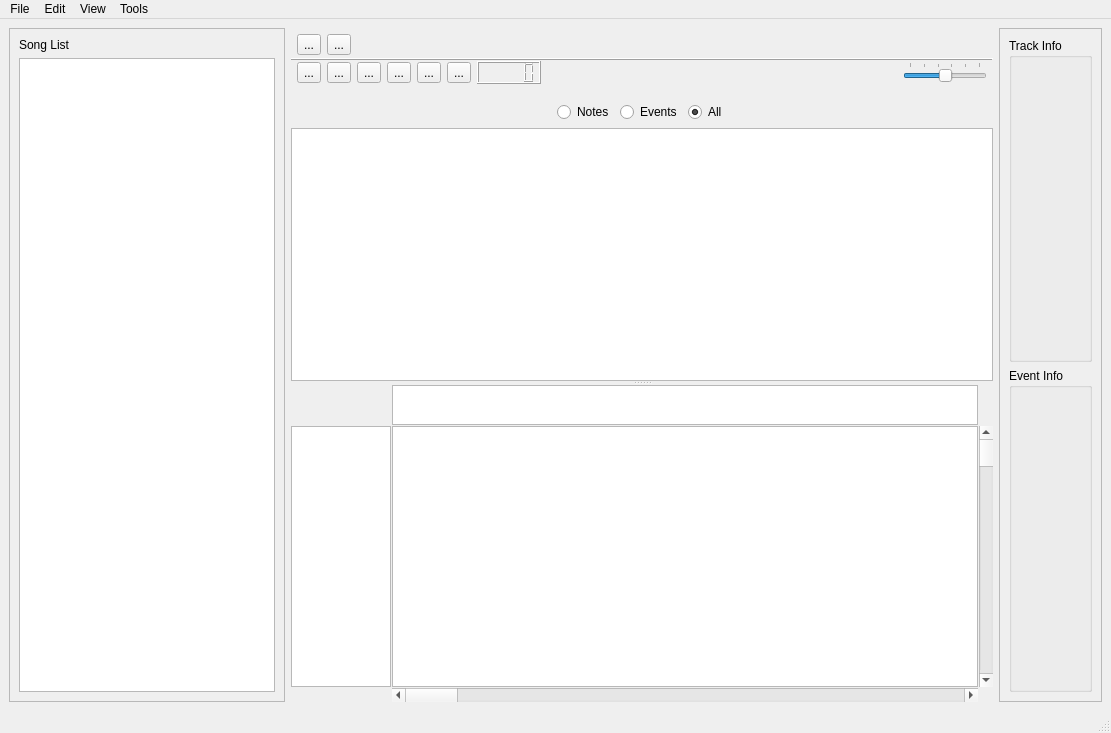
Old version of the form src/ui/mainwindow.ui in the repository garakmon/gtm.
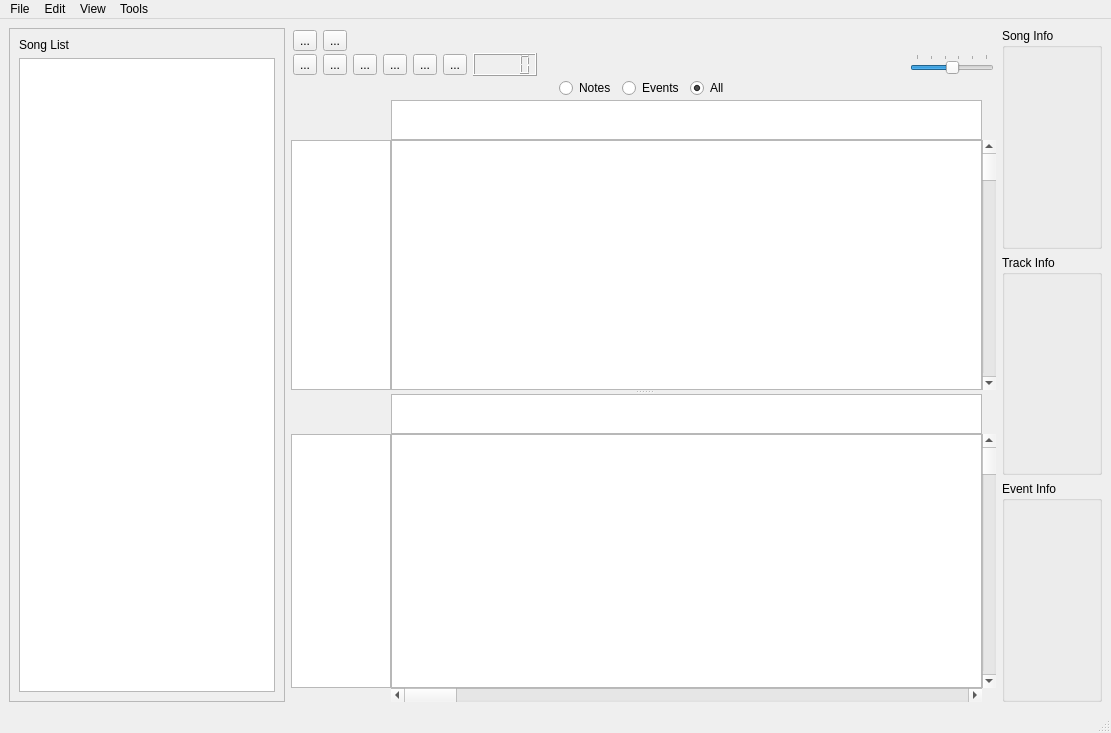
New version of the form. Icons and pictures are not drawn.

Commit message: prepare to draw measures, add ticks

What changed in the file:
```diff
--- a/src/ui/mainwindow.ui
+++ b/src/ui/mainwindow.ui
@@ -15,105 +15,35 @@
   </property>
   <widget class="QWidget" name="centralwidget">
    <layout class="QGridLayout" name="gridLayout">
-    <item row="0" column="2" rowspan="3">
-     <widget class="QFrame" name="frame_2">
-      <property name="sizePolicy">
-       <sizepolicy hsizetype="Minimum" vsizetype="Preferred">
-        <horstretch>0</horstretch>
-        <verstretch>0</verstretch>
-       </sizepolicy>
-      </property>
-      <property name="frameShape">
-       <enum>QFrame::StyledPanel</enum>
-      </property>
-      <property name="frameShadow">
-       <enum>QFrame::Raised</enum>
-      </property>
-      <layout class="QVBoxLayout" name="verticalLayout_3">
-       <item>
-        <widget class="QGroupBox" name="groupBox_2">
-         <property name="sizePolicy">
-          <sizepolicy hsizetype="Minimum" vsizetype="Preferred">
-           <horstretch>0</horstretch>
-           <verstretch>0</verstretch>
-          </sizepolicy>
-         </property>
-         <property name="title">
-          <string>Track Info</string>
-         </property>
-        </widget>
-       </item>
-       <item>
-        <widget class="QGroupBox" name="groupBox">
-         <property name="sizePolicy">
-          <sizepolicy hsizetype="Minimum" vsizetype="Preferred">
-           <horstretch>0</horstretch>
-           <verstretch>0</verstretch>
-          </sizepolicy>
-         </property>
-         <property name="title">
-          <string>Event Info</string>
-         </property>
-        </widget>
-       </item>
-      </layout>
-     </widget>
-    </item>
-    <item row="0" column="0" rowspan="3">
-     <widget class="QFrame" name="Frame_LHS">
-      <property name="sizePolicy">
-       <sizepolicy hsizetype="Minimum" vsizetype="Preferred">
-        <horstretch>0</horstretch>
-        <verstretch>0</verstretch>
-       </sizepolicy>
-      </property>
-      <property name="frameShape">
-       <enum>QFrame::StyledPanel</enum>
-      </property>
-      <property name="frameShadow">
-       <enum>QFrame::Raised</enum>
-      </property>
-      <layout class="QVBoxLayout" name="verticalLayout">
-       <item>
-        <widget class="QLabel" name="label">
-         <property name="text">
-          <string>Song List</string>
-         </property>
-        </widget>
-       </item>
-       <item>
-        <widget class="QListView" name="listView_songTable">
-         <property name="sizePolicy">
-          <sizepolicy hsizetype="Minimum" vsizetype="Expanding">
-           <horstretch>0</horstretch>
-           <verstretch>0</verstretch>
-          </sizepolicy>
-         </property>
-        </widget>
-       </item>
-      </layout>
-     </widget>
-    </item>
+    <property name="horizontalSpacing">
+     <number>-1</number>
+    </property>
+    <property name="verticalSpacing">
+     <number>0</number>
+    </property>
     <item row="0" column="1">
      <widget class="QFrame" name="frame">
       <property name="frameShape">
-       <enum>QFrame::HLine</enum>
+       <enum>QFrame::NoFrame</enum>
       </property>
       <property name="frameShadow">
        <enum>QFrame::Raised</enum>
       </property>
       <layout class="QVBoxLayout" name="verticalLayout_2">
+       <property name="spacing">
+        <number>2</number>
+       </property>
        <property name="leftMargin">
-        <number>4</number>
+        <number>2</number>
        </property>
        <property name="topMargin">
-        <number>4</number>
+        <number>2</number>
        </property>
        <property name="rightMargin">
-        <number>4</number>
+        <number>2</number>
        </property>
        <property name="bottomMargin">
-        <number>4</number>
+        <number>2</number>
        </property>
        <item>
         <widget class="QFrame" name="ButtonBox_Tools">
@@ -318,6 +248,152 @@
          </layout>
         </widget>
        </item>
+       <item>
+        <widget class="QFrame" name="frame_3">
+         <property name="frameShape">
+          <enum>QFrame::NoFrame</enum>
+         </property>
+         <property name="frameShadow">
+          <enum>QFrame::Raised</enum>
+         </property>
+         <layout class="QHBoxLayout" name="horizontalLayout_3">
+          <property name="leftMargin">
+           <number>0</number>
+          </property>
+          <property name="topMargin">
+           <number>0</number>
+          </property>
+          <property name="rightMargin">
+           <number>0</number>
+          </property>
+          <property name="bottomMargin">
+           <number>0</number>
+          </property>
+          <item>
+           <spacer name="horizontalSpacer_3">
+            <property name="orientation">
+             <enum>Qt::Horizontal</enum>
+            </property>
+            <property name="sizeHint" stdset="0">
+             <size>
+              <width>40</width>
+              <height>20</height>
+             </size>
+            </property>
+           </spacer>
+          </item>
+          <item>
+           <widget class="QRadioButton" name="radioButton_pianoNotes">
+            <property name="text">
+             <string>Notes</string>
+            </property>
+           </widget>
+          </item>
+          <item>
+           <widget class="QRadioButton" name="radioButton_pianoEvents">
+            <property name="text">
+             <string>Events</string>
+            </property>
+           </widget>
+          </item>
+          <item>
+           <widget class="QRadioButton" name="radioButton_pianoAll">
+            <property name="text">
+             <string>All</string>
+            </property>
+            <property name="checked">
+             <bool>true</bool>
+            </property>
+           </widget>
+          </item>
+          <item>
+           <spacer name="horizontalSpacer_4">
+            <property name="orientation">
+             <enum>Qt::Horizontal</enum>
+            </property>
+            <property name="sizeHint" stdset="0">
+             <size>
+              <width>40</width>
+              <height>20</height>
+             </size>
+            </property>
+           </spacer>
+          </item>
+         </layout>
+        </widget>
+       </item>
+      </layout>
+     </widget>
+    </item>
+    <item row="0" column="2" rowspan="3">
+     <widget class="QFrame" name="frame_2">
+      <property name="sizePolicy">
+       <sizepolicy hsizetype="Minimum" vsizetype="Preferred">
+        <horstretch>0</horstretch>
+        <verstretch>0</verstretch>
+       </sizepolicy>
+      </property>
+      <property name="minimumSize">
+       <size>
+        <width>100</width>
+        <height>0</height>
+       </size>
+      </property>
+      <property name="frameShape">
+       <enum>QFrame::NoFrame</enum>
+      </property>
+      <property name="frameShadow">
+       <enum>QFrame::Raised</enum>
+      </property>
+      <layout class="QVBoxLayout" name="verticalLayout_3">
+       <property name="spacing">
+        <number>-1</number>
+       </property>
+       <property name="leftMargin">
+        <number>0</number>
+       </property>
+       <property name="topMargin">
+        <number>0</number>
+       </property>
+       <property name="rightMargin">
+        <number>0</number>
+       </property>
+       <property name="bottomMargin">
+        <number>0</number>
+       </property>
+       <item>
+        <widget class="QGroupBox" name="groupBox_3">
+         <property name="title">
+          <string>Song Info</string>
+         </property>
+        </widget>
+       </item>
+       <item>
+        <widget class="QGroupBox" name="groupBox_2">
+         <property name="sizePolicy">
+          <sizepolicy hsizetype="Minimum" vsizetype="Preferred">
+           <horstretch>0</horstretch>
+           <verstretch>0</verstretch>
+          </sizepolicy>
+         </property>
+         <property name="title">
+          <string>Track Info</string>
+         </property>
+        </widget>
+       </item>
+       <item>
+        <widget class="QGroupBox" name="groupBox">
+         <property name="sizePolicy">
+          <sizepolicy hsizetype="Minimum" vsizetype="Preferred">
+           <horstretch>0</horstretch>
+           <verstretch>0</verstretch>
+          </sizepolicy>
+         </property>
+         <property name="title">
+          <string>Event Info</string>
+         </property>
+        </widget>
+       </item>
       </layout>
      </widget>
     </item>
@@ -341,8 +417,8 @@
          <rect>
           <x>0</x>
           <y>0</y>
-          <width>676</width>
-          <height>243</height>
+          <width>673</width>
+          <height>275</height>
          </rect>
         </property>
         <layout class="QGridLayout" name="gridLayout_2">
@@ -358,81 +434,49 @@
          <property name="bottomMargin">
           <number>0</number>
          </property>
+         <property name="spacing">
+          <number>0</number>
+         </property>
+         <item row="1" column="2">
+          <widget class="QScrollBar" name="verticalScrollBar">
+           <property name="orientation">
+            <enum>Qt::Vertical</enum>
+           </property>
+          </widget>
+         </item>
+         <item row="1" column="1">
+          <widget class="QGraphicsView" name="view_trackRoll"/>
+         </item>
+         <item row="0" column="1">
+          <widget class="QGraphicsView" name="view_measures_tracks">
+           <property name="maximumSize">
+            <size>
+             <width>16777215</width>
+             <height>40</height>
+            </size>
+           </property>
+          </widget>
+         </item>
          <item row="1" column="0">
-          <widget class="QGraphicsView" name="view_tracklist"/>
-         </item>
-         <item row="0" column="0">
-          <widget class="QFrame" name="frame_3">
-           <property name="frameShape">
-            <enum>QFrame::NoFrame</enum>
+          <widget class="QGraphicsView" name="view_trackList">
+           <property name="sizePolicy">
+            <sizepolicy hsizetype="Maximum" vsizetype="Expanding">
+             <horstretch>0</horstretch>
+             <verstretch>0</verstretch>
+            </sizepolicy>
            </property>
-           <property name="frameShadow">
-            <enum>QFrame::Raised</enum>
+           <property name="minimumSize">
+            <size>
+             <width>0</width>
+             <height>0</height>
+            </size>
            </property>
-           <layout class="QHBoxLayout" name="horizontalLayout_3">
-            <property name="leftMargin">
-             <number>0</number>
-            </property>
-            <property name="topMargin">
-             <number>0</number>
-            </property>
-            <property name="rightMargin">
-             <number>0</number>
-            </property>
-            <property name="bottomMargin">
-             <number>0</number>
-            </property>
-            <item>
-             <spacer name="horizontalSpacer_3">
-              <property name="orientation">
-               <enum>Qt::Horizontal</enum>
-              </property>
-              <property name="sizeHint" stdset="0">
-               <size>
-                <width>40</width>
-                <height>20</height>
-               </size>
-              </property>
-             </spacer>
-            </item>
-            <item>
-             <widget class="QRadioButton" name="radioButton_pianoNotes">
-              <property name="text">
-               <string>Notes</string>
-              </property>
-             </widget>
-            </item>
-            <item>
-             <widget class="QRadioButton" name="radioButton_pianoEvents">
-              <property name="text">
-               <string>Events</string>
-              </property>
-             </widget>
-            </item>
-            <item>
-             <widget class="QRadioButton" name="radioButton_pianoAll">
-              <property name="text">
-               <string>All</string>
-              </property>
-              <property name="checked">
-               <bool>true</bool>
-              </property>
-             </widget>
-            </item>
-            <item>
-             <spacer name="horizontalSpacer_4">
-              <property name="orientation">
-               <enum>Qt::Horizontal</enum>
-              </property>
-              <property name="sizeHint" stdset="0">
-               <size>
-                <width>40</width>
-                <height>20</height>
-               </size>
-              </property>
-             </spacer>
-            </item>
-           </layout>
+           <property name="maximumSize">
+            <size>
+             <width>100</width>
+             <height>16777215</height>
+            </size>
+           </property>
           </widget>
          </item>
         </layout>
@@ -450,8 +494,8 @@
          <rect>
           <x>0</x>
           <y>0</y>
-          <width>676</width>
-          <height>311</height>
+          <width>673</width>
+          <height>293</height>
          </rect>
         </property>
         <layout class="QGridLayout" name="gridLayout_3">
@@ -468,7 +512,7 @@
           <number>0</number>
          </property>
          <property name="spacing">
-          <number>1</number>
+          <number>0</number>
          </property>
          <item row="2" column="1">
           <widget class="QGraphicsView" name="view_piano">
@@ -486,23 +530,6 @@
            </property>
           </widget>
          </item>
-         <item row="2" column="3">
-          <widget class="QScrollBar" name="vscroll_pianoRoll">
-           <property name="orientation">
-            <enum>Qt::Vertical</enum>
-           </property>
-          </widget>
-         </item>
-         <item row="1" column="2">
-          <widget class="QGraphicsView" name="view_measures">
-           <property name="maximumSize">
-            <size>
-             <width>16777215</width>
-             <height>40</height>
-            </size>
-           </property>
-          </widget>
-         </item>
          <item row="2" column="2">
           <widget class="QGraphicsView" name="view_pianoRoll"/>
          </item>
@@ -513,11 +540,63 @@
            </property>
           </widget>
          </item>
+         <item row="2" column="3">
+          <widget class="QScrollBar" name="vscroll_pianoRoll">
+           <property name="orientation">
+            <enum>Qt::Vertical</enum>
+           </property>
+          </widget>
+         </item>
+         <item row="1" column="2">
+          <widget class="QGraphicsView" name="view_measures">
+           <property name="maximumSize">
+            <size>
+             <width>16777215</width>
+             <height>40</height>
+            </size>
+           </property>
+          </widget>
+         </item>
         </layout>
        </widget>
       </widget>
      </widget>
     </item>
+    <item row="0" column="0" rowspan="3">
+     <widget class="QFrame" name="Frame_LHS">
+      <property name="sizePolicy">
+       <sizepolicy hsizetype="Minimum" vsizetype="Preferred">
+        <horstretch>0</horstretch>
+        <verstretch>0</verstretch>
+       </sizepolicy>
+      </property>
+      <property name="frameShape">
+       <enum>QFrame::StyledPanel</enum>
+      </property>
+      <property name="frameShadow">
+       <enum>QFrame::Raised</enum>
+      </property>
+      <layout class="QVBoxLayout" name="verticalLayout">
+       <item>
+        <widget class="QLabel" name="label">
+         <property name="text">
+          <string>Song List</string>
+         </property>
+        </widget>
+       </item>
+       <item>
+        <widget class="QListView" name="listView_songTable">
+         <property name="sizePolicy">
+          <sizepolicy hsizetype="Minimum" vsizetype="Expanding">
+           <horstretch>0</horstretch>
+           <verstretch>0</verstretch>
+          </sizepolicy>
+         </property>
+        </widget>
+       </item>
+      </layout>
+     </widget>
+    </item>
    </layout>
   </widget>
   <widget class="QMenuBar" name="menubar">
```
The commit also changes 16 other files.
